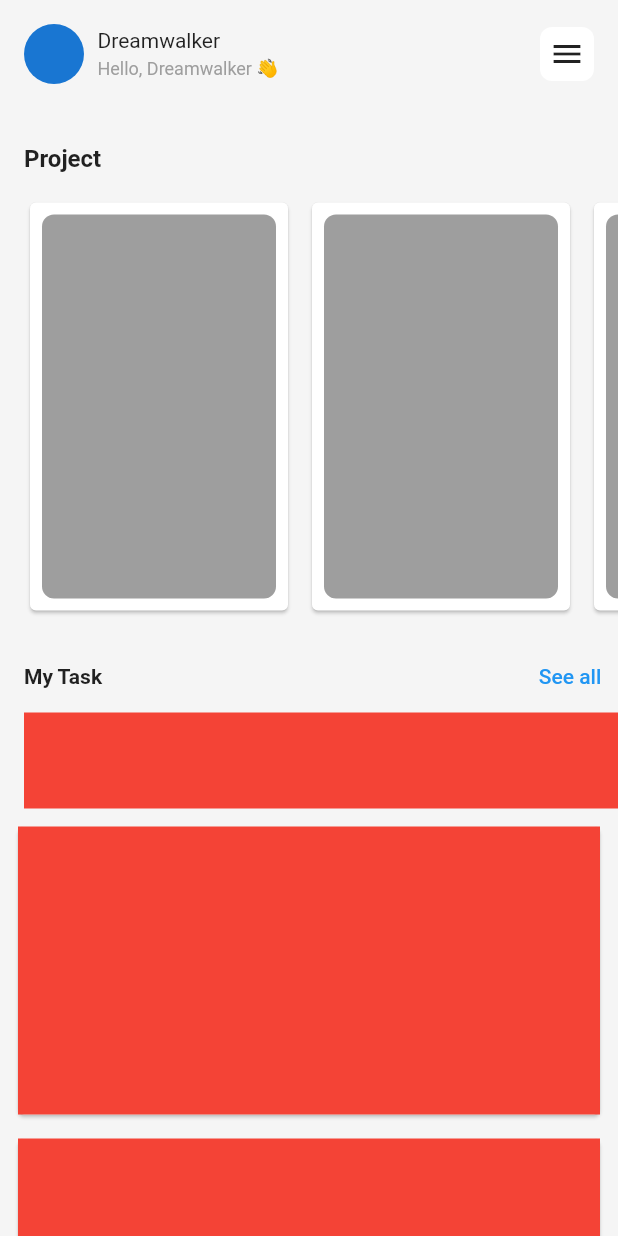
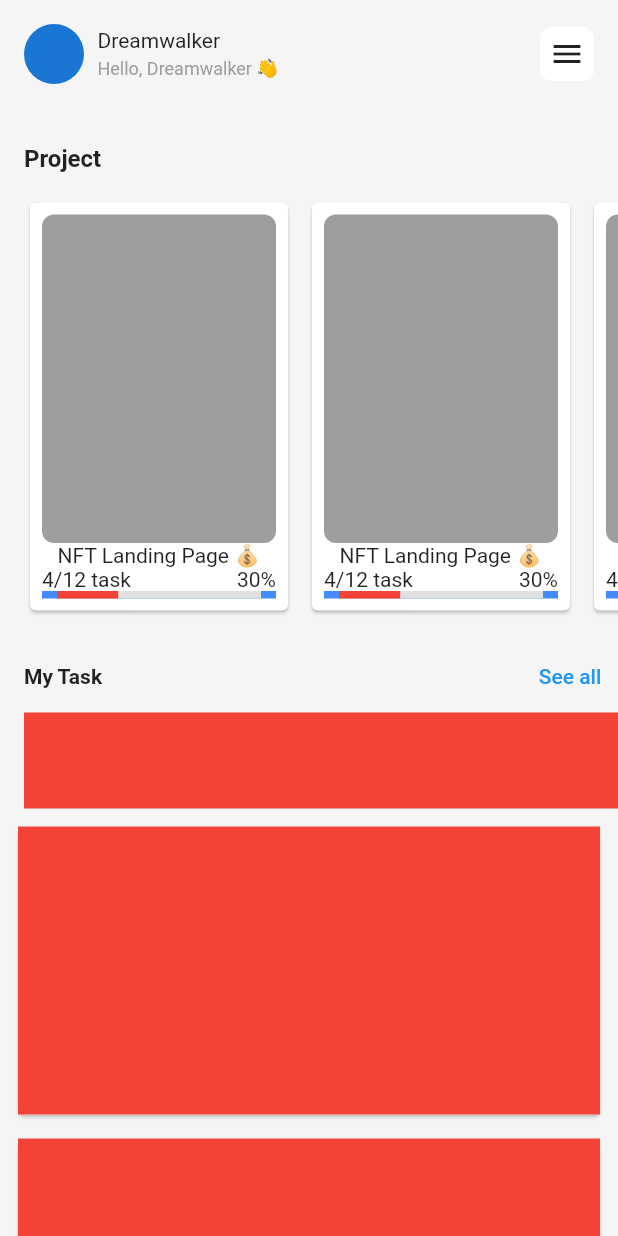
Before and after one commit to JAICHANGPARK/flutter_notebook_18th_story, a Flutter app: the screen it shows after launch, on a phone screen of 412 x 824 dp. Run offline on Flutter 3.47's test engine with Material 2 defaults, Android fonts, the phone set to English and light mode, and no system bars; drawn by our look-alikes of percent_indicator; our stand-ins replace cached_network_image, flutter_lorem, flutter_riverpod, flutter_svg, freezed_annotation, go_router and 2 more.

Commit message:
Update task_management_main_page.dart

```diff
--- a/lib/ep1066_task_mng_app/src/ui/task_management_main_page.dart
+++ b/lib/ep1066_task_mng_app/src/ui/task_management_main_page.dart
@@ -1,5 +1,6 @@
 import 'package:flutter/cupertino.dart';
 import 'package:flutter/material.dart';
+import 'package:percent_indicator/linear_percent_indicator.dart';
 
 class TaskManagementMainPage extends StatefulWidget {
   const TaskManagementMainPage({Key? key}) : super(key: key);
@@ -92,7 +93,22 @@ class _TaskManagementMainPageState extends State<TaskManagementMainPage> {
                                               color: Colors.grey,
                                               borderRadius: BorderRadius.circular(8),
                                             ),
-                                          ),),
+                                          ),
+                                        ),
+                                        Text("NFT Landing Page 💰"),
+                                        Row(
+                                          children: [
+                                            Text("4"),
+                                            Text("/12 task"),
+                                            Spacer(),
+                                            Text("30%"),
+                                          ],
+                                        ),
+                                        LinearPercentIndicator(
+                                          fillColor: Colors.blueAccent,
+                                          percent: 0.3,
+                                          backgroundColor: Colors.grey[300],
+                                        ),
                                       ],
                                     ),
                                   ),
```
